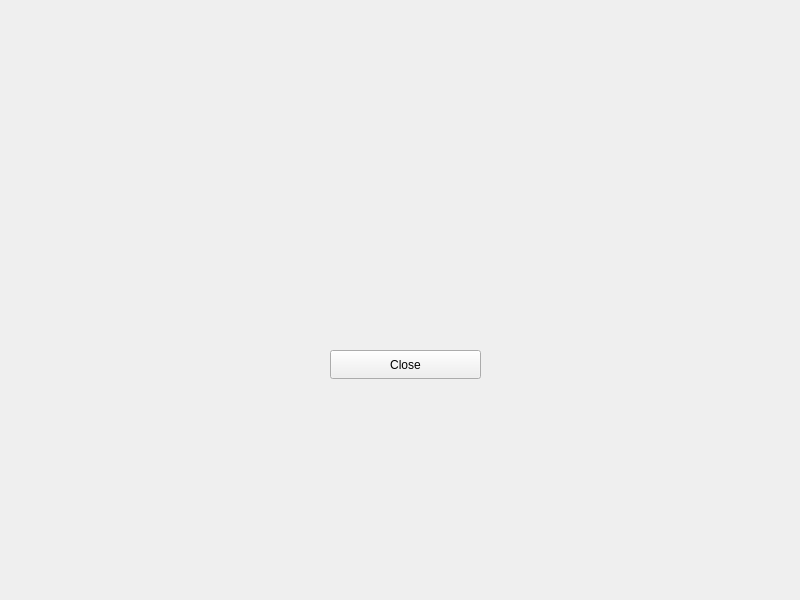
Before: the Qt Designer form bmiwidget.ui in pranavanrao/QTMyBMI, drawn with Qt 5.
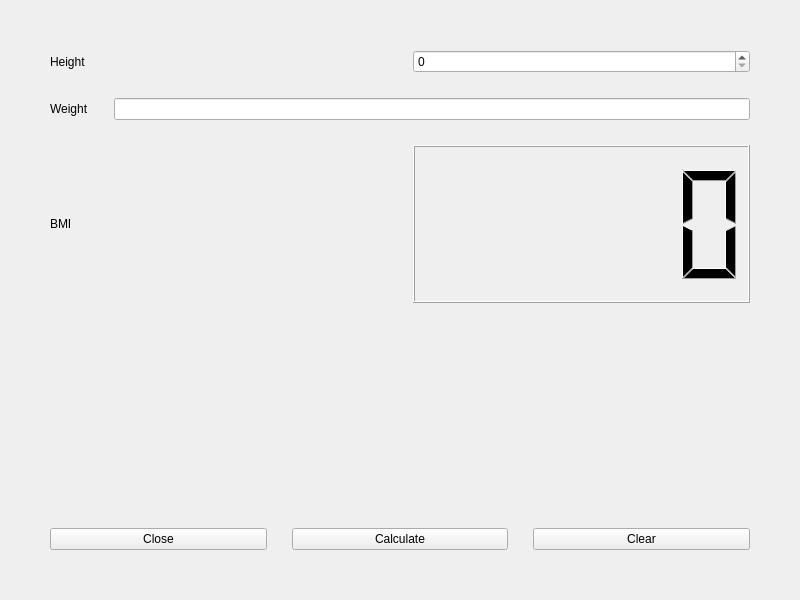
After: the same form once the commit is applied.

Commit message:
Add multiple widgets
- add height label and spinbox
- add weight label and line edit
- add bmi label and lcd number display

What changed in the file:
```diff
--- a/bmiwidget.ui
+++ b/bmiwidget.ui
@@ -13,19 +13,97 @@
   <property name="windowTitle">
    <string>BMIWidget</string>
   </property>
-  <widget class="QPushButton" name="pushButton">
-   <property name="geometry">
-    <rect>
-     <x>330</x>
-     <y>350</y>
-     <width>151</width>
-     <height>29</height>
-    </rect>
+  <layout class="QVBoxLayout" name="verticalLayout">
+   <property name="spacing">
+    <number>25</number>
    </property>
-   <property name="text">
-    <string>Close</string>
+   <property name="leftMargin">
+    <number>50</number>
    </property>
-  </widget>
+   <property name="topMargin">
+    <number>50</number>
+   </property>
+   <property name="rightMargin">
+    <number>50</number>
+   </property>
+   <property name="bottomMargin">
+    <number>50</number>
+   </property>
+   <item>
+    <layout class="QHBoxLayout" name="horizontalLayout_height">
+     <item>
+      <widget class="QLabel" name="lable_height">
+       <property name="text">
+        <string>Height</string>
+       </property>
+      </widget>
+     </item>
+     <item>
+      <widget class="QSpinBox" name="spinBox_height">
+       <property name="maximum">
+        <number>1000</number>
+       </property>
+      </widget>
+     </item>
+    </layout>
+   </item>
+   <item>
+    <layout class="QHBoxLayout" name="horizontalLayout_weight">
+     <item>
+      <widget class="QLabel" name="label_weight">
+       <property name="text">
+        <string>Weight</string>
+       </property>
+      </widget>
+     </item>
+     <item>
+      <widget class="QLineEdit" name="lineEdit_weight"/>
+     </item>
+    </layout>
+   </item>
+   <item>
+    <layout class="QHBoxLayout" name="horizontalLayout_bmi">
+     <item>
+      <widget class="QLabel" name="label_bmi">
+       <property name="text">
+        <string>BMI</string>
+       </property>
+      </widget>
+     </item>
+     <item>
+      <widget class="QLCDNumber" name="lcdNumber_bmi"/>
+     </item>
+    </layout>
+   </item>
+   <item>
+    <layout class="QHBoxLayout" name="horizontalLayout_buttons">
+     <property name="topMargin">
+      <number>200</number>
+     </property>
+     <item>
+      <widget class="QPushButton" name="pb_close">
+       <property name="text">
+        <string>Close</string>
+       </property>
+      </widget>
+     </item>
+     <item>
+      <widget class="QPushButton" name="pb_calculate">
+       <property name="text">
+        <string>Calculate</string>
+       </property>
+      </widget>
+     </item>
+     <item>
+      <widget class="QPushButton" name="pb_clear">
+       <property name="text">
+        <string>Clear</string>
+       </property>
+      </widget>
+     </item>
+    </layout>
+   </item>
+  </layout>
  </widget>
  <resources/>
  <connections/>
```
The commit also changes 1 other file.
